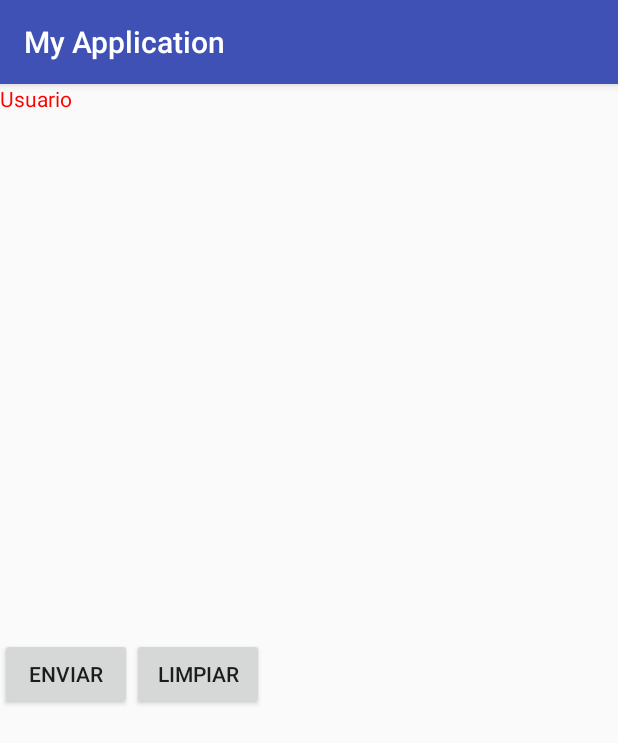
After one commit to adrorodri/programacion3, an Android app: the ThirdActivity screen opened directly, with no data from a screen before it, on a phone screen of 412 x 824 dp. The commit adds this screen. Shown: the top 743 px of the screen. Run offline under Robolectric (Android 15) with nearby library versions, the phone set to English and light mode, and no system bars.

Commit message:
Third activity implementation: Add Views programmatically

```diff
--- a/app/src/main/AndroidManifest.xml
+++ b/app/src/main/AndroidManifest.xml
@@ -17,6 +17,7 @@
             </intent-filter>
         </activity>
         <activity android:name=".SecondActivity" />
+        <activity android:name=".ThirdActivity" />
     </application>
 
 </manifest>
--- a/app/src/main/java/com/programacion3/myapplication/MainActivity.java
+++ b/app/src/main/java/com/programacion3/myapplication/MainActivity.java
@@ -1,8 +1,8 @@
 package com.programacion3.myapplication;
 
 import android.content.Intent;
+import android.os.Bundle;
 import android.support.v7.app.AppCompatActivity;
-import android.os.Bundle;
 import android.util.Log;
 import android.view.View;
 import android.widget.EditText;
@@ -42,6 +42,7 @@ public class MainActivity extends AppCompatActivity {
 
     /**
      * Click Listener example
+     *
      * @param view view from XML
      */
 
@@ -51,6 +52,7 @@ public class MainActivity extends AppCompatActivity {
 
     /**
      * Open new Activity example
+     *
      * @param view view from XML
      */
 
@@ -59,7 +61,7 @@ public class MainActivity extends AppCompatActivity {
         usernameValue = String.valueOf(editTextUsername.getText());
         passwordValue = String.valueOf(editTextPassword.getText());
 
-        if(usernameValue.equals(validUsername) && passwordValue.equals(validPassword)){
+        if (usernameValue.equals(validUsername) && passwordValue.equals(validPassword)) {
             // Open new Activity (SecondActivity.class)
             Intent intent = new Intent(this, SecondActivity.class);
 
--- a/app/src/main/java/com/programacion3/myapplication/SecondActivity.java
+++ b/app/src/main/java/com/programacion3/myapplication/SecondActivity.java
@@ -1,8 +1,12 @@
 package com.programacion3.myapplication;
 
+import android.content.Context;
+import android.content.Intent;
 import android.os.Bundle;
+import android.support.v4.content.ContextCompat;
 import android.support.v7.app.AppCompatActivity;
 import android.util.Log;
+import android.view.View;
 import android.widget.TextView;
 
 public class SecondActivity extends AppCompatActivity {
@@ -19,8 +23,24 @@ public class SecondActivity extends AppCompatActivity {
         credentialsTextView = findViewById(R.id.textViewCredentials);
 
         // Getting Serializable Object from extra
-        Person extra = (Person) getIntent().getSerializableExtra("CredentialsExtra");
-        credentialsTextView.setText(extra.getUsername() + "\n" + extra.getPassword());
+        Person extraPerson = (Person) getIntent().getSerializableExtra("CredentialsExtra");
+        credentialsTextView.setText(extraPerson.getUsername() + "\n" + extraPerson.getPassword());
+
+        // Setting click listener to go to the Third Activity
+        credentialsTextView.setOnClickListener(new View.OnClickListener() {
+            @Override
+            public void onClick(View v) {
+                Context context;
+
+                // Get the context by either:
+                context = SecondActivity.this;
+                // or
+                context = v.getContext();
+
+                Intent intent = new Intent(context, ThirdActivity.class);
+                startActivity(intent);
+            }
+        });
     }
 
     /**
--- /dev/null
+++ b/app/src/main/java/com/programacion3/myapplication/ThirdActivity.java
@@ -0,0 +1,68 @@
+package com.programacion3.myapplication;
+
+import android.graphics.Color;
+import android.os.Bundle;
+import android.support.v7.app.AppCompatActivity;
+import android.view.ViewGroup;
+import android.widget.Button;
+import android.widget.LinearLayout;
+import android.widget.TextView;
+
+public class ThirdActivity extends AppCompatActivity {
+
+    LinearLayout linearLayoutParent;
+    TextView textViewUsuario;
+
+    @Override
+    protected void onCreate(Bundle savedInstanceState) {
+        super.onCreate(savedInstanceState);
+        setContentView(R.layout.activity_third);
+
+        // Get the parent Layout
+        linearLayoutParent = findViewById(R.id.linearLayoutParent);
+
+        // Create our child TextView object
+        textViewUsuario = new TextView(this);
+        textViewUsuario.setText("Usuario");
+        textViewUsuario.setTextColor(Color.RED);
+
+        // Create generic Linear Parameters for Linear Layout
+        LinearLayout.LayoutParams layoutParams =
+                new LinearLayout.LayoutParams(
+                        ViewGroup.LayoutParams.WRAP_CONTENT,
+                        ViewGroup.LayoutParams.WRAP_CONTENT,
+                        1);
+
+        // Apply the layout params
+        textViewUsuario.setLayoutParams(layoutParams);
+
+        // Add the Child view (TextView) to the Parent (LinearLayout)
+        linearLayoutParent.addView(textViewUsuario);
+
+        // Create our child LinearLayout object
+        LinearLayout linearLayoutInternal = new LinearLayout(this);
+        linearLayoutInternal.setLayoutParams(layoutParams);
+
+        // Setting the orientation
+        linearLayoutInternal.setOrientation(LinearLayout.HORIZONTAL);
+
+        // Create sub-child Button objects
+        Button button1 = new Button(this);
+        Button button2 = new Button(this);
+
+        // Set layout params for buttons
+        button1.setLayoutParams(layoutParams);
+        button2.setLayoutParams(layoutParams);
+
+        // Set other attributes...
+        button1.setText("ENVIAR");
+        button2.setText("LIMPIAR");
+
+        // Add the Child Buttons to the Internal Linear Layout.
+        linearLayoutInternal.addView(button1);
+        linearLayoutInternal.addView(button2);
+
+        // Add the Child Internal LinearLayout to the Parent Linear Layout
+        linearLayoutParent.addView(linearLayoutInternal);
+    }
+}
--- /dev/null
+++ b/app/src/main/res/layout/activity_third.xml
@@ -0,0 +1,9 @@
+<?xml version="1.0" encoding="utf-8"?>
+<LinearLayout xmlns:android="http://schemas.android.com/apk/res/android"
+    xmlns:app="http://schemas.android.com/apk/res-auto"
+    android:layout_width="match_parent"
+    android:layout_height="match_parent"
+    android:orientation="vertical"
+    android:id="@+id/linearLayoutParent">
+
+</LinearLayout>
```
